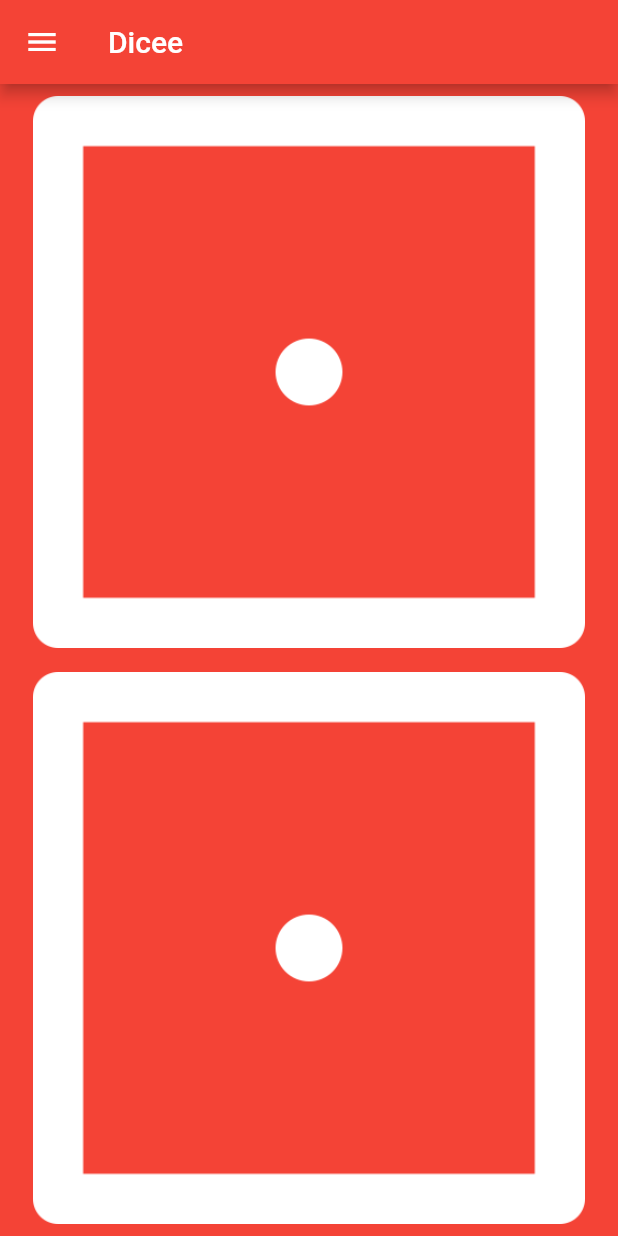
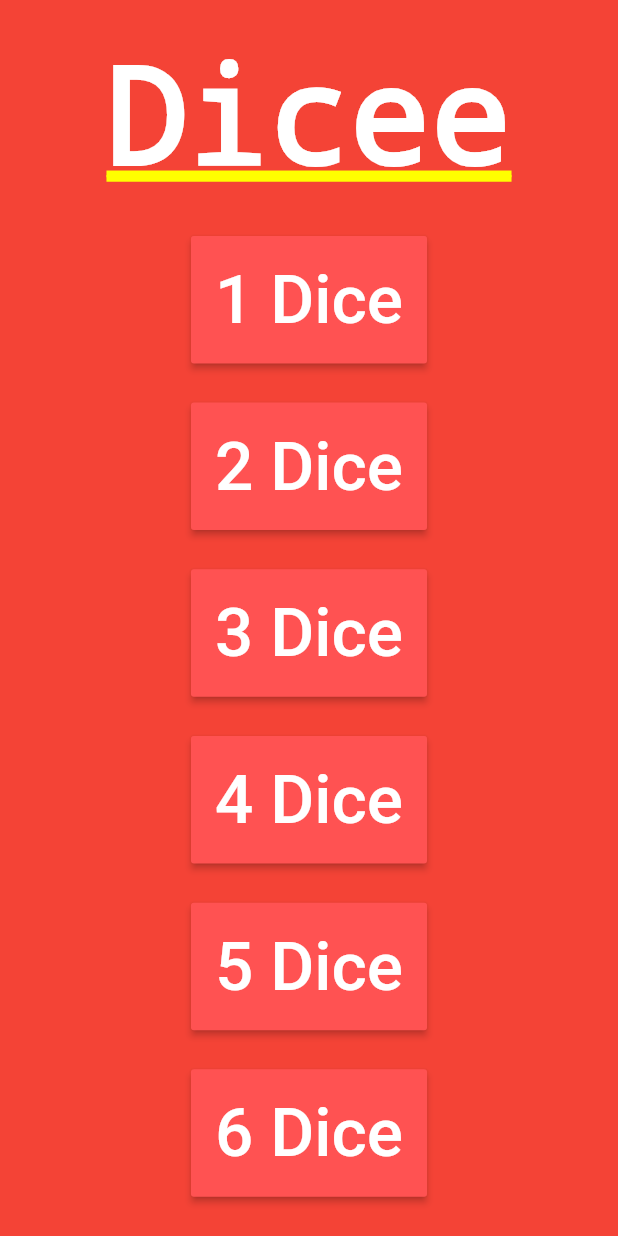
Before and after one commit to matatoMatata94/dice_game, a Flutter app: the screen it shows after launch, on a phone screen of 412 x 824 dp. Run offline on Flutter 3.47's test engine with Material 2 defaults, Android fonts, the phone set to English and light mode, and no system bars.

Commit message:
Created StartPage
Created startPage and rollButton, modified dicePages

```diff
--- /dev/null
+++ b/lib/diceApp.dart
@@ -0,0 +1,13 @@
+import 'package:dice_game/startPage.dart';
+import 'package:flutter/material.dart';
+
+class DiceApp extends StatelessWidget {
+  const DiceApp({Key? key}) : super(key: key);
+
+  @override
+  Widget build(BuildContext context) {
+    return const MaterialApp(
+      home: StartPage(),
+    );
+  }
+}
--- a/lib/main.dart
+++ b/lib/main.dart
@@ -1,52 +1,6 @@
+import 'package:dice_game/diceApp.dart';
 import 'package:flutter/material.dart';
 
-import 'navigation_drawer.dart';
-
 void main() {
-  return runApp(
-    MaterialApp(
-      home: Scaffold(
-        drawer: const NavigationDrawer(),
-        backgroundColor: Colors.red,
-        appBar: AppBar(
-          title: const Text('Dicee'),
-          backgroundColor: Colors.red,
-        ),
-        body: const SafeArea(child: DicePage()),
-      ),
-    ),
-  );
+  return runApp(const DiceApp());
 }
-
-class DicePage extends StatelessWidget {
-  const DicePage({super.key});
-
-  @override
-  Widget build(BuildContext context) {
-    return Row(
-      mainAxisAlignment: MainAxisAlignment.center,
-      children: [
-        Column(
-          children: const [
-            Expanded(
-              child: Padding(
-                padding: EdgeInsets.all(8.0),
-                child: Image(
-                  image: AssetImage('images/dice1.png'),
-                ),
-              ),
-            ),
-            Expanded(
-              child: Padding(
-                padding: EdgeInsets.all(8.0),
-                child: Image(
-                  image: AssetImage('images/dice1.png'),
-                ),
-              ),
-            ),
-          ],
-        ),
-      ],
-    );
-  }
-}
--- /dev/null
+++ b/lib/startPage.dart
@@ -0,0 +1,123 @@
+import 'package:flutter/material.dart';
+
+import 'dicePages.dart';
+
+class StartPage extends StatelessWidget {
+  const StartPage({Key? key}) : super(key: key);
+
+  @override
+  Widget build(BuildContext context) {
+    return Container(
+      color: Colors.red,
+      child: Column(
+        mainAxisAlignment: MainAxisAlignment.spaceEvenly,
+//        crossAxisAlignment: CrossAxisAlignment.baseline,
+        children: [
+          const Text(
+            "Dicee",
+            style: TextStyle(
+              color: Colors.white,
+              fontSize: 90,
+            ),
+          ),
+          MaterialButton(
+            onPressed: () {
+              Navigator.push(context,
+                  MaterialPageRoute(builder: (context) => const OneDicePage()));
+            },
+            color: Colors.redAccent,
+            padding: const EdgeInsets.all(16),
+            child: const Text(
+              "1 Dice",
+              style: TextStyle(
+                color: Colors.white,
+                fontSize: 45,
+              ),
+            ),
+          ),
+          MaterialButton(
+            onPressed: () {
+              Navigator.push(context,
+                  MaterialPageRoute(builder: (context) => const TwoDicePage()));
+            },
+            color: Colors.redAccent,
+            padding: const EdgeInsets.all(16),
+            child: const Text(
+              "2 Dice",
+              style: TextStyle(
+                color: Colors.white,
+                fontSize: 45,
+              ),
+            ),
+          ),
+          MaterialButton(
+            onPressed: () {
+              Navigator.push(
+                  context,
+                  MaterialPageRoute(
+                      builder: (context) => const ThreeDicePage()));
+            },
+            color: Colors.redAccent,
+            padding: const EdgeInsets.all(16),
+            child: const Text(
+              "3 Dice",
+              style: TextStyle(
+                color: Colors.white,
+                fontSize: 45,
+              ),
+            ),
+          ),
+          MaterialButton(
+            onPressed: () {
+              Navigator.push(
+                  context,
+                  MaterialPageRoute(
+                      builder: (context) => const FourDicePage()));
+            },
+            color: Colors.redAccent,
+            padding: const EdgeInsets.all(16),
+            child: const Text(
+              "4 Dice",
+              style: TextStyle(
+                color: Colors.white,
+                fontSize: 45,
+              ),
+            ),
+          ),
+          MaterialButton(
+            onPressed: () {
+              Navigator.push(
+                  context,
+                  MaterialPageRoute(
+                      builder: (context) => const FiveDicePage()));
+            },
+            color: Colors.redAccent,
+            padding: const EdgeInsets.all(16),
+            child: const Text(
+              "5 Dice",
+              style: TextStyle(
+                color: Colors.white,
+                fontSize: 45,
+              ),
+            ),
+          ),
+          MaterialButton(
+            onPressed: () {
+              Navigator.push(context,
+                  MaterialPageRoute(builder: (context) => const SixDicePage()));
+            },
+            color: Colors.redAccent,
+            padding: const EdgeInsets.all(16),
+            child: const Text(
+              "6 Dice",
+              style: TextStyle(
+                color: Colors.white,
+                fontSize: 45,
+              ),
+            ),
+          ),
+        ],
+      ),
+    );
+  }
+}
```
Also changed, not shown: lib/dicePages.dart (added, +390 -0 lines), lib/navigation_drawer.dart (+53 -5 lines), 1 other file.
